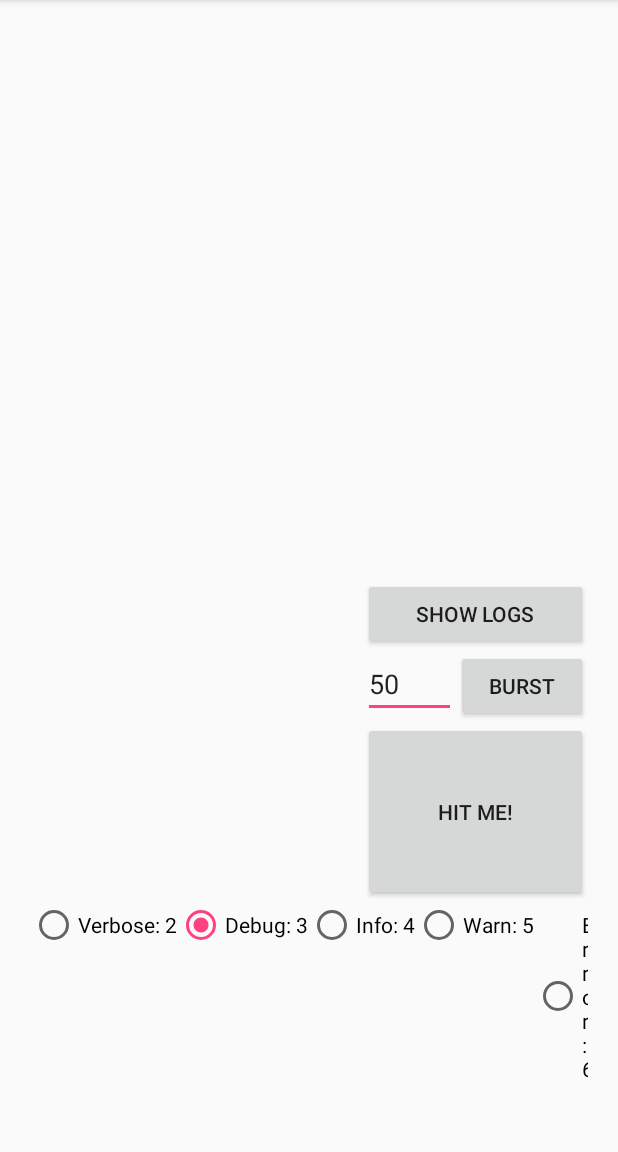
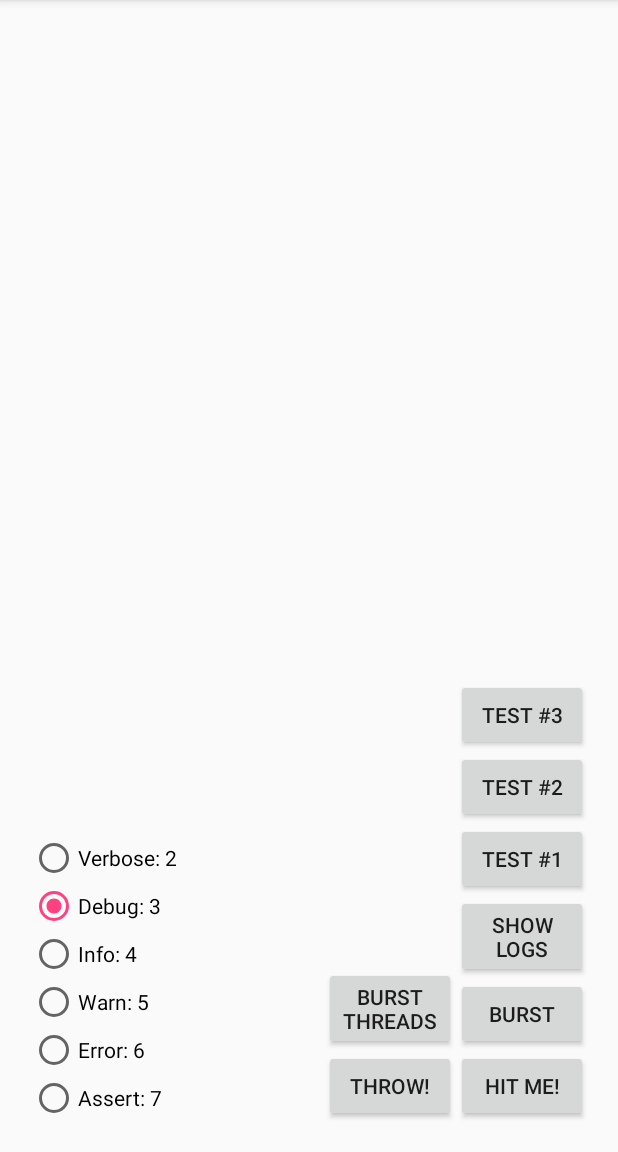
Before and after one commit to Qase/KotlinLogger, an Android app: the screen it shows after launch (MainActivity), after a tap on "BURST", on a phone screen of 412 x 824 dp, the part 84-1236 px from its top. Run offline under Robolectric (Android 15) with nearby library versions, the phone set to English and light mode, and no system bars; our stand-ins replace RxJava.

Commit message:
##file logger -created base file for FileLoggers -added async fronta -added throwable log support
##test app
-added test cases

```diff
--- a/app/src/main/res/layout/activity_main.xml
+++ b/app/src/main/res/layout/activity_main.xml
@@ -10,8 +10,8 @@
         android:layout_width="wrap_content"
         android:layout_height="wrap_content"
         android:layout_alignParentBottom="true"
-        android:layout_alignParentRight="true"
-        android:orientation="horizontal"
+        android:layout_alignParentLeft="true"
+        android:orientation="vertical"
 
     >
 
@@ -58,11 +58,21 @@
         android:id="@+id/clickme"
         android:layout_width="wrap_content"
         android:layout_height="wrap_content"
-        android:layout_above="@id/radio_group"
+        android:layout_alignParentBottom="true"
         android:layout_alignParentEnd="true"
+        android:layout_alignParentRight="true"
         android:onClick="button_clicked"
-        android:padding="50dp"
-        android:text="HIT ME!" android:layout_alignParentRight="true"/>
+        android:text="hit me!"/>
+
+    <Button
+        android:id="@+id/clickmeT"
+        android:layout_width="wrap_content"
+        android:layout_height="wrap_content"
+        android:layout_alignParentBottom="true"
+        android:layout_toLeftOf="@id/clickme"
+        android:onClick="button_clicked_throw"
+        android:text="throw!"/>
+
 
     <Button
         android:id="@+id/burst"
@@ -70,31 +80,66 @@
         android:layout_height="wrap_content"
         android:layout_above="@id/clickme"
         android:layout_alignParentEnd="true"
+        android:layout_alignParentRight="true"
         android:onClick="burst_clicked"
-        android:text="burst" android:layout_alignParentRight="true"/>
+        android:text="burst"/>
+
+    <Button
+        android:id="@+id/burstThreads"
+        android:layout_width="wrap_content"
+        android:layout_height="wrap_content"
+        android:layout_above="@+id/clickme"
+        android:layout_alignLeft="@id/clickmeT"
+        android:layout_toLeftOf="@id/burst"
+        android:onClick="burst_thread_clicked"
+        android:text="burst threads"/>
 
     <Button
         android:id="@+id/copyZip"
         android:layout_width="wrap_content"
         android:layout_height="wrap_content"
-
         android:layout_above="@id/burst"
         android:layout_alignLeft="@id/clickme"
+        android:layout_alignParentEnd="true"
+        android:layout_alignParentRight="true"
+        android:onClick="cz_clicked"
+        android:text="Show logs"/>
 
-        android:layout_alignParentEnd="true"
-        android:onClick="cz_clicked"
-        android:text="Show logs" android:layout_alignParentRight="true"/>
-
-    <EditText
-        android:id="@+id/burst_number"
+    <Button
+        android:id="@+id/testn1"
         android:layout_width="wrap_content"
         android:layout_height="wrap_content"
-        android:inputType="numberDecimal"
-        android:layout_below="@id/copyZip"
+        android:layout_above="@id/copyZip"
         android:layout_alignLeft="@id/clickme"
-        android:layout_toLeftOf="@id/burst"
-        android:text="50"
+        android:layout_alignParentEnd="true"
+        android:layout_alignParentRight="true"
 
+        android:onClick="test_1"
+        android:text="test #1"
     />
 
+    <Button
+        android:id="@+id/testn2"
+        android:layout_width="wrap_content"
+        android:layout_height="wrap_content"
+        android:layout_above="@id/testn1"
+        android:layout_alignLeft="@id/clickme"
+        android:layout_alignParentEnd="true"
+        android:layout_alignParentRight="true"
+
+        android:onClick="test_2"
+        android:text="test #2"/>
+
+    <Button
+        android:id="@+id/testn3"
+        android:layout_width="wrap_content"
+        android:layout_height="wrap_content"
+        android:layout_above="@id/testn2"
+        android:layout_alignLeft="@id/clickme"
+        android:layout_alignParentEnd="true"
+        android:layout_alignParentRight="true"
+
+        android:onClick="test_3"
+        android:text="test #3"/>
+
 </RelativeLayout>
--- a/kotlinlog/src/main/kotlin/quanti/com/kotlinlog/Log.kt
+++ b/kotlinlog/src/main/kotlin/quanti/com/kotlinlog/Log.kt
@@ -13,7 +13,7 @@ import quanti.com.kotlinlog.base.ILogger
 class Log {
 
     companion object {
-        private val loggers = java.util.ArrayList<ILogger>()
+        private val loggers = arrayListOf<ILogger>()
 
         @JvmStatic
         fun v(text: String) = allLog(Log.VERBOSE, text)
@@ -31,7 +31,7 @@ class Log {
         fun e(text: String) = allLog(Log.ERROR, text)
 
         @JvmStatic
-        fun e(text: String, e: Throwable) = allLog(Log.ERROR, text, e)
+        fun e(text: String, e: Throwable) = allLogThrowable(text, e)
 
         /**
          * Adds new logger
@@ -39,6 +39,14 @@ class Log {
         @JvmStatic
         fun addLogger(logger: ILogger) {
             loggers.add(logger)
+        }
+
+        /**
+         * Removes all loggers
+         */
+        @JvmStatic
+        fun removeAllLoggers() {
+            loggers.clear()
         }
 
         /**
@@ -61,7 +69,7 @@ class Log {
         /**
          * @param androidLogLevel [android.util.Log] int values
          */
-        private fun allLog(androidLogLevel: Int, text: String, t: Throwable? = null) {
+        private fun allLog(androidLogLevel: Int, text: String) {
 
             if (loggers.size == 0) {
                 android.util.Log.e("Logger", "There is not logger to log to. Did not you forget to add logger?")
@@ -70,15 +78,21 @@ class Log {
 
             val element = getMethodStackTraceElement()
 
-            if (t == null) {
-                loggers.forEach {
-                    it.log(androidLogLevel, element.className, element.methodName, text)
-                }
+            loggers.forEach {
+                it.log(androidLogLevel, element.className, element.methodName, text)
+            }
+        }
+
+        private fun allLogThrowable(text: String, t: Throwable){
+            if (loggers.size == 0) {
+                android.util.Log.e("Logger", "There is not logger to log to. Did not you forget to add logger?")
                 return
             }
 
+            val element = getMethodStackTraceElement()
+
             loggers.forEach {
-                it.logThrowable(androidLogLevel, element.className, element.methodName, text, t)
+                it.logThrowable(element.className, element.methodName, text, t)
             }
         }
     }
--- a/kotlinlog/src/main/kotlin/quanti/com/kotlinlog/android/AndroidLogger.kt
+++ b/kotlinlog/src/main/kotlin/quanti/com/kotlinlog/android/AndroidLogger.kt
@@ -20,9 +20,7 @@ class AndroidLogger constructor(
         }
     }
 
-    override fun logThrowable(androidLogLevel: Int, tag: String, methodName: String, text: String, t: Throwable) {
-        if (androidLogLevel >= bun.minimalLogLevel) {
-            android.util.Log.e(tag, text, t)
-        }
+    override fun logThrowable(tag: String, methodName: String, text: String, t: Throwable) {
+        android.util.Log.e(tag, text, t)
     }
 }
--- a/kotlinlog/src/main/kotlin/quanti/com/kotlinlog/base/ILogger.kt
+++ b/kotlinlog/src/main/kotlin/quanti/com/kotlinlog/base/ILogger.kt
@@ -15,6 +15,6 @@ interface ILogger {
     /**
      * Log error
      */
-    fun logThrowable(androidLogLevel: Int, tag: String, methodName: String, text: String, t: Throwable)
+    fun logThrowable(tag: String, methodName: String, text: String, t: Throwable)
 
 }
--- a/kotlinlog/src/main/kotlin/quanti/com/kotlinlog/file/FileLogger.kt
+++ b/kotlinlog/src/main/kotlin/quanti/com/kotlinlog/file/FileLogger.kt
@@ -1,18 +1,8 @@
 package quanti.com.kotlinlog.file
 
-import android.Manifest
 import android.content.Context
-import android.net.Uri
-import android.os.Environment
-import android.support.v4.content.FileProvider.getUriForFile
-import io.reactivex.Observable
-import io.reactivex.android.schedulers.AndroidSchedulers
-import quanti.com.kotlinlog.base.ILogger
-import quanti.com.kotlinlog.base.getLogLevelString
-import quanti.com.kotlinlog.utils.*
-import java.io.File
-import java.io.FileFilter
-import java.io.FileNotFoundException
+import quanti.com.kotlinlog.base.LogLevel
+import quanti.com.kotlinlog.utils.mergeToFile
 
 
 /**
@@ -20,33 +10,15 @@ import java.io.FileNotFoundException
  *
  * Implementation of file logger
  *
- * //pass appliaction context
- *
- * @param ctx application (!) context
+ * @param appCtx application (!) context
  * @param bun file logger settings
  */
 
 class FileLogger @JvmOverloads constructor(
-        private var ctx: Context,
-        private var bun: FileLoggerBundle = FileLoggerBundle()
-) : ILogger {
+        appCtx: Context,
+        bun: FileLoggerBundle = FileLoggerBundle()
+)  : FileLoggerBase(appCtx, bun){
 
-    private var actualLogFile: LogFile
-
-    init {
-        //check permission
-        if (!ctx.hasPermission(Manifest.permission.WRITE_EXTERNAL_STORAGE)) {
-            android.util.Log.e("FileLogger", "Give me write external storage permission to use this logger")
-            throw SecurityException("Give me ${Manifest.permission.WRITE_EXTERNAL_STORAGE}")
-        }
-
-        LogFile.removeAllOldTemps(ctx, bun.maxDaysSaved)
-
-        actualLogFile = LogFile(ctx, bun)
-    }
-
-
-    private fun getDayTemp() = "${getFormattedFileNameForDayTemp()}_daytemp.log"
 
     override fun log(androidLogLevel: Int, tag: String, methodName: String, text: String) {
 
@@ -62,7 +34,7 @@ class FileLogger @JvmOverloads constructor(
         // delete itself
         if (actualLogFile.isFull()) {
             actualLogFile.closeOutputStream()
-            mergeToFile(actualLogFile.getName(), getDayTemp(), ctx) //todo make reactive
+            mergeToFile(actualLogFile.getName(), getDayTemp(), ctx)
             actualLogFile.delete()
 
             actualLogFile = LogFile(ctx, bun)
@@ -72,82 +44,7 @@ class FileLogger @JvmOverloads constructor(
         actualLogFile.write(formattedString)
     }
 
-    override fun logThrowable(androidLogLevel: Int, tag: String, methodName: String, text: String, t: Throwable) {
-        log(androidLogLevel, tag, methodName, text + "\n" + t.message)
-    }
-
-    /**
-     * Returns android-log like formatted string
-     */
-    private fun getFormatedString(logLevel: Int, tag: String, methodName: String, text: String): String {
-        val s = "%s/%s %s/%s:\t%s\n" //date/class  LOG_TYPE/method name: text
-        return String.format(
-                s,
-                getFormatedNow(),
-                tag,
-                logLevel.getLogLevelString(),
-                methodName,
-                text
-        )
-    }
-
-
-    /**
-     * Static methods
-     * They do not exactly match ILogger interface
-     */
-    companion object {
-
-        /**
-         * Get URI to zip of logs
-         * @param appCtx application context
-         * @param fileAge how many days backward you want to go - default 4
-         */
-        fun getZipOfLogsUri(appCtx: Context, fileAge: Int = 4): Observable<Uri> {
-            return getZipOfLogs(appCtx, fileAge)
-                    .map {
-                        getUriForFile(appCtx, appCtx.packageName, it) //todo this
-                    }
-                    .observeOn(AndroidSchedulers.mainThread())
-        }
-
-
-        /**
-         * Copy zip of logs to sd card
-         *
-         * @param appCtx application context
-         * @param fileAge how many days backward you want to go - default 4
-         * @param sdCardFolderName name of folder in sd card - default KotlinLogger
-         */
-        fun copyLogsToSDCard(appCtx: Context, fileAge: Int = 4, sdCardFolderName: String = "KotlinLogger"): Observable<File> {
-            return getZipOfLogs(appCtx, fileAge)
-                    .map {
-                        val dir = File(Environment.getExternalStorageDirectory(), sdCardFolderName)
-                        dir.mkdirs()
-                        val output = File(dir, it.name)
-                        it.copyTo(output, true)
-                        return@map output
-                    }
-                    .map {
-                        it.scanFile(appCtx)
-                        return@map it
-                    }
-                    .observeOn(AndroidSchedulers.mainThread())
-        }
-
-        private fun getZipOfLogs(appCtx: Context, fileAge: Int): Observable<File> {
-            val listFiles = appCtx.filesDir.listFiles(FileFilter {
-                it.name.endsWith(".log") and (it.fileAge() <= fileAge)
-            })
-
-            if (listFiles.isEmpty()) {
-                return Observable.error { FileNotFoundException("No files were found") }
-            }
-
-            val zipFile = File(appCtx.filesDir, "${getFormattedFileNameForDayTemp()}.zip")
-            zipFile.createNewFile()  //create file if not exists
-
-            return Observable.just(zipFile).map { listFiles.zip(it) }.observeOn(AndroidSchedulers.mainThread())
-        }
+    override fun logThrowable(tag: String, methodName: String, text: String, t: Throwable) {
+        log(LogLevel.ERROR, tag, methodName, text + "\n" + t.message)
     }
 }
--- /dev/null
+++ b/kotlinlog/src/main/kotlin/quanti/com/kotlinlog/file/FileLoggerAsync.kt
@@ -0,0 +1,81 @@
+package quanti.com.kotlinlog.file
+
+import android.content.Context
+import quanti.com.kotlinlog.base.LogLevel
+import quanti.com.kotlinlog.utils.convertToLogCatString
+import quanti.com.kotlinlog.utils.mergeToFile
+import java.util.concurrent.Executors
+import java.util.concurrent.LinkedBlockingQueue
+import java.util.concurrent.ScheduledExecutorService
+import java.util.concurrent.TimeUnit
+import java.util.concurrent.locks.ReentrantLock
+import kotlin.concurrent.withLock
+
+
+/**
+ * Created by Trnka Vladislav on 30.05.2017.
+ *
+ * Implementation of file logger
+ *
+ * @param appCtx application (!) context
+ * @param bun file logger settings
+ */
+
+class FileLoggerAsync @JvmOverloads constructor(
+        appCtx: Context,
+        bun: FileLoggerBundle = FileLoggerBundle()
+) : FileLoggerBase(appCtx, bun) {
+
+    val dayLock = ReentrantLock()
+
+    val blockingQueue = LinkedBlockingQueue<String>()
+    val threadExecutor: ScheduledExecutorService = Executors.newSingleThreadScheduledExecutor()
+
+    init {
+        threadExecutor.scheduleAtFixedRate(
+                {
+                    val fl = blockingQueue.size
+                    while (blockingQueue.isNotEmpty()) {
+                        if (actualLogFile.isFull()) {
+                            actualLogFile.closeOutputStream()
+
+                            dayLock.withLock {
+                                mergeToFile(actualLogFile.getName(), getDayTemp(), ctx)
+                            }
+
+                            actualLogFile.delete()
+
+                            actualLogFile = LogFile(ctx, bun)
+                        }
+                        actualLogFile.write(blockingQueue.poll())
+                    }
+                    android.util.Log.i("Tag", "Flushed: $fl")
+                }, 1, 5, TimeUnit.SECONDS
+        )
+    }
+
+    override fun log(androidLogLevel: Int, tag: String, methodName: String, text: String) {
+
+        if (androidLogLevel < bun.minimalLogLevel) {
+            return
+        }
+
+        val formattedString = getFormatedString(androidLogLevel, tag, methodName, text)
+
+        blockingQueue.add(formattedString)
+    }
+
+    override fun logThrowable(tag: String, methodName: String, text: String, t: Throwable) {
+        val errorFile = LogFile(ctx, bun, true, t.javaClass.simpleName)
+
+        val formattedString = getFormatedString(LogLevel.ERROR, tag, methodName, text)
+
+        errorFile.write(formattedString)
+        errorFile.write(t.convertToLogCatString())
+        errorFile.closeOutputStream()
+
+        dayLock.withLock {
+            mergeToFile(errorFile.getName(), getDayTemp(), ctx)
+        }
+    }
+}
--- /dev/null
+++ b/kotlinlog/src/main/kotlin/quanti/com/kotlinlog/file/FileLoggerBase.kt
@@ -0,0 +1,120 @@
+package quanti.com.kotlinlog.file
+
+import android.Manifest
+import android.content.Context
+import android.net.Uri
+import android.os.Environment
+import android.support.v4.content.FileProvider
+import io.reactivex.Observable
+import io.reactivex.android.schedulers.AndroidSchedulers
+import quanti.com.kotlinlog.base.ILogger
+import quanti.com.kotlinlog.base.getLogLevelString
+import quanti.com.kotlinlog.utils.*
+import java.io.File
+import java.io.FileFilter
+import java.io.FileNotFoundException
+
+/**
+ * Created by Trnka Vladislav on 11.09.2017.
+ *
+ * TODO: description
+ */
+
+abstract class FileLoggerBase @JvmOverloads constructor(
+        protected var ctx: Context,
+        protected var bun: FileLoggerBundle = FileLoggerBundle()
+): ILogger {
+
+    protected var actualLogFile: LogFile
+
+    init {
+        //check permission
+        if (!ctx.hasPermission(Manifest.permission.WRITE_EXTERNAL_STORAGE)) {
+            android.util.Log.e("FileLogger", "Give me write external storage permission to use this logger")
+            throw SecurityException("Give me ${Manifest.permission.WRITE_EXTERNAL_STORAGE}")
+        }
+
+        LogFile.removeAllOldTemps(ctx, bun.maxDaysSaved)
+
+        actualLogFile = LogFile(ctx, bun)
+    }
+
+    protected fun getDayTemp() = "${getFormattedFileNameForDayTemp()}_daytemp.log"
+
+    /**
+     * Returns android-log like formatted string
+     */
+    protected fun getFormatedString(logLevel: Int, tag: String, methodName: String, text: String): String {
+        val s = "%s/%s %s/%s:\t%s\n" //date/class  LOG_TYPE/method name: text
+        return String.format(
+                s,
+                getFormatedNow(),
+                tag,
+                logLevel.getLogLevelString(),
+                methodName,
+                text
+        )
+    }
+
+    /**
+     * Static methods
+     * They do not exactly match ILogger interface
+     */
+    companion object {
+
+        /**
+         * Get URI to zip of logs
+         * @param appCtx application context
+         * @param fileAge how many days backward you want to go - default 4
+         */
+        fun getZipOfLogsUri(appCtx: Context, fileAge: Int = 4): Observable<Uri> {
+            return getZipOfLogs(appCtx, fileAge)
+                    .map {
+                        FileProvider.getUriForFile(appCtx, appCtx.packageName, it) //todo this
+                    }
+                    .observeOn(AndroidSchedulers.mainThread())
+        }
+
+
+        /**
+         * Copy zip of logs to sd card
+         *
+         * @param appCtx application context
+         * @param fileAge how many days backward you want to go - default 4
+         * @param sdCardFolderName name of folder in sd card - default KotlinLogger
+         */
+        fun copyLogsToSDCard(appCtx: Context, fileAge: Int = 4, sdCardFolderName: String = "KotlinLogger"): Observable<File> {
+            return getZipOfLogs(appCtx, fileAge)
+                    .map {
+                        val dir = File(Environment.getExternalStorageDirectory(), sdCardFolderName)
+                        dir.mkdirs()
+                        val output = File(dir, it.name)
+                        it.copyTo(output, true)
+                        return@map output
+                    }
+                    .map {
+                        it.scanFile(appCtx)
+                        return@map it
+                    }
+                    .observeOn(AndroidSchedulers.mainThread())
+        }
+
+        private fun getZipOfLogs(appCtx: Context, fileAge: Int): Observable<File> {
+            val listFiles = appCtx.filesDir.listFiles(FileFilter {
+                it.name.endsWith(".log") and (it.fileAge() <= fileAge)
+            })
+
+            if (listFiles.isEmpty()) {
+                return Observable.error { FileNotFoundException("No files were found") }
+            }
+
+            val zipFile = File(appCtx.filesDir, "${getFormattedFileNameForDayTemp()}.zip")
+            zipFile.createNewFile()  //create file if not exists
+
+            return Observable.just(zipFile).map { listFiles.zip(it) }.observeOn(AndroidSchedulers.mainThread())
+        }
+    }
+
+
+
+}
--- a/kotlinlog/src/main/kotlin/quanti/com/kotlinlog/file/FileLoggerBundle.kt
+++ b/kotlinlog/src/main/kotlin/quanti/com/kotlinlog/file/FileLoggerBundle.kt
@@ -16,5 +16,5 @@ import quanti.com.kotlinlog.base.LogLevel
 data class FileLoggerBundle @JvmOverloads constructor(
         var minimalLogLevel: Int = LogLevel.VERBOSE,
         val maxDaysSaved: Int = 7,
-        val maxLogsPerOneFile: Int = 20
+        val maxLogsPerOneFile: Int = 500
 )
--- a/kotlinlog/src/main/kotlin/quanti/com/kotlinlog/file/LogFile.kt
+++ b/kotlinlog/src/main/kotlin/quanti/com/kotlinlog/file/LogFile.kt
@@ -3,6 +3,7 @@ package quanti.com.kotlinlog.file
 import android.content.Context
 import quanti.com.kotlinlog.utils.fileAge
 import quanti.com.kotlinlog.utils.getFormatedFileNameDayNow
+import quanti.com.kotlinlog.utils.getFormatedFileNameDayNowWithSeconds
 import java.io.File
 import java.io.FileOutputStream
 
@@ -13,15 +14,19 @@ import java.io.FileOutputStream
 
 class LogFile(
         ctx: Context,
-        val bundle: FileLoggerBundle
+        val bundle: FileLoggerBundle,
+        crash: Boolean = false,
+        crashReason: String = ""
 ) {
 
     private var logsWritten = 0
     private val file: File
-    private val name = getNewTempFile()
+    private val name: String
     private val fos: FileOutputStream
 
     init {
+        name = if (crash) getNewCrashFile(crashReason) else getNewTempFile()
+
         file = File(ctx.filesDir, name)
         fos = ctx.openFileOutput(name, Context.MODE_PRIVATE)
 
@@ -56,6 +61,9 @@ class LogFile(
         private fun getNewTempFile() =
                 File.createTempFile(getFormatedFileNameDayNow() + "_temp", ".log").name
 
+        private fun getNewCrashFile(crashReason: String) =
+                getFormatedFileNameDayNowWithSeconds() + "_crash_$crashReason.log"
+
         fun removeAllOldTemps(ctx: Context, maxDaysSaved: Int) {
             //check old files and remove them
             ctx.filesDir.listFiles().filter {
--- a/kotlinlog/src/main/kotlin/quanti/com/kotlinlog/file/SendLogDialogFragment.kt
+++ b/kotlinlog/src/main/kotlin/quanti/com/kotlinlog/file/SendLogDialogFragment.kt
@@ -72,7 +72,7 @@ class SendLogDialogFragment : DialogFragment() {
      * Creates zip of all logs and opens email client to send
      */
     private fun positiveButtonClick() {
-        FileLogger
+        FileLoggerBase
                 .getZipOfLogsUri(activity.applicationContext)
                 .map {
                     val i = Intent(Intent.ACTION_SEND)
@@ -104,7 +104,7 @@ class SendLogDialogFragment : DialogFragment() {
      * Copies ZIP of all logs to sd card
      */
     private fun neutralButtonClick() {
-        FileLogger
+        FileLoggerBase
                 .copyLogsToSDCard(activity.applicationContext)
                 .subscribe({
                     Toast.makeText(
--- a/kotlinlog/src/main/kotlin/quanti/com/kotlinlog/utils/DateUtils.kt
+++ b/kotlinlog/src/main/kotlin/quanti/com/kotlinlog/utils/DateUtils.kt
@@ -5,7 +5,7 @@ import java.util.*
 
 
 val sdf1 = SimpleDateFormat("MM-dd HH:mm:ss.SSS", Locale.ENGLISH)
-val sdf2 = SimpleDateFormat("MM_dd", Locale.ENGLISH)
+val sdf2 = SimpleDateFormat("yyyy_MMdd_HHmm_ss", Locale.ENGLISH)
 val sdf3 = SimpleDateFormat("yyyy_MMdd_HHmm", Locale.ENGLISH)
 val sdf4 = SimpleDateFormat("yyyy_MMdd", Locale.ENGLISH)
 
@@ -15,6 +15,13 @@ val sdf4 = SimpleDateFormat("yyyy_MMdd", Locale.ENGLISH)
  */
 fun getFormatedNow(): String {
     return sdf1.format(ActualTime.currentDate())
+}
+
+/**
+ * yyyy_MMdd_HHmm_ss
+ */
+fun getFormatedFileNameDayNowWithSeconds() : String{
+    return sdf2.format(ActualTime.currentDate())
 }
 
 /**
```
Also changed, not shown: app/src/main/java/quanti/com/kotlinlog3/MainActivity.kt (+92 -7 lines), kotlinlog/src/main/kotlin/quanti/com/kotlinlog/utils/StringHelpers.kt (added, +33 -0 lines).
